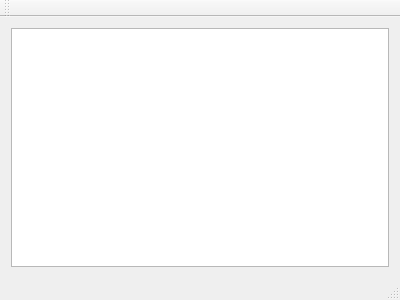
First picture: the form in ui/mainwindow.ui, repository EvgenyDD/animatronic_suit, before the edit.
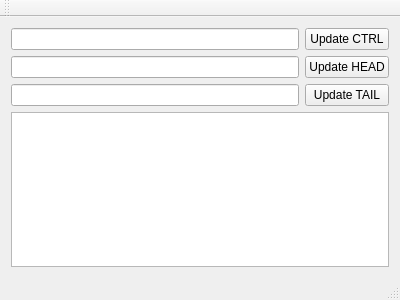
Second picture: the form after the edit. Icons and pictures are not drawn.

Commit message: [+] usb flasher (ctrl) completed [*] critial fix for random segmentation fail

What changed in the file:
```diff
--- a/ui/mainwindow.ui
+++ b/ui/mainwindow.ui
@@ -16,6 +16,36 @@
   <widget class="QWidget" name="centralWidget">
    <layout class="QGridLayout" name="gridLayout">
     <item row="0" column="0">
+     <widget class="QLineEdit" name="fw_path_ctrl"/>
+    </item>
+    <item row="0" column="1">
+     <widget class="QPushButton" name="btn_upd_ctrl">
+      <property name="text">
+       <string>Update CTRL</string>
+      </property>
+     </widget>
+    </item>
+    <item row="1" column="0">
+     <widget class="QLineEdit" name="fw_path_head"/>
+    </item>
+    <item row="1" column="1">
+     <widget class="QPushButton" name="btn_upd_head">
+      <property name="text">
+       <string>Update HEAD</string>
+      </property>
+     </widget>
+    </item>
+    <item row="2" column="0">
+     <widget class="QLineEdit" name="fw_path_tail"/>
+    </item>
+    <item row="2" column="1">
+     <widget class="QPushButton" name="btn_upd_tail">
+      <property name="text">
+       <string>Update TAIL</string>
+      </property>
+     </widget>
+    </item>
+    <item row="3" column="0" colspan="2">
      <widget class="QTextBrowser" name="logBrowser"/>
     </item>
    </layout>
```
Left out of the diff: 4 changed lines with no effect on the pictures. The commit also changes 23 other files.
